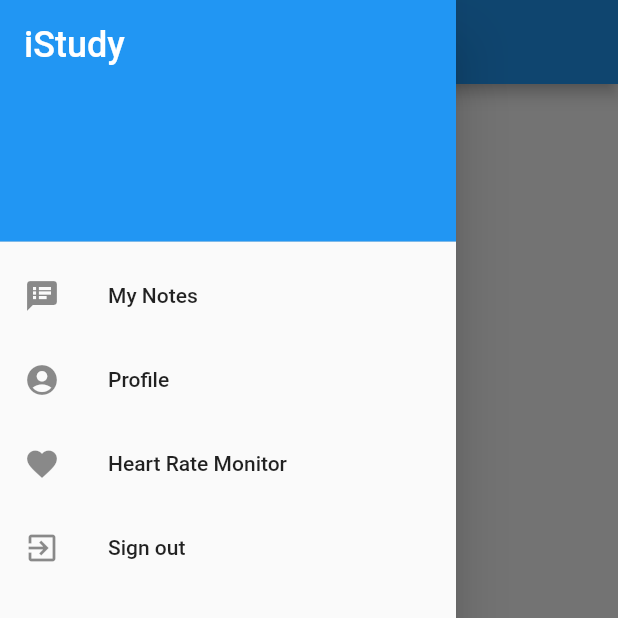
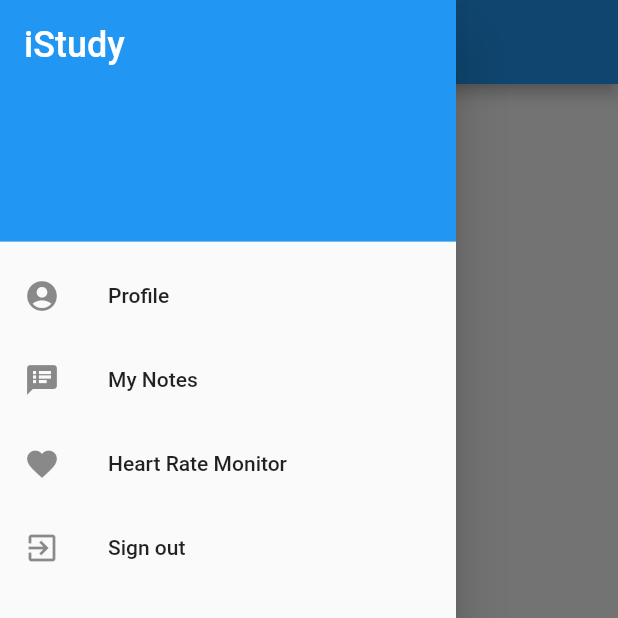
Before and after one commit to user-cube/iStudy-Flutter, a Flutter app: the HeartRateMonitor screen opened by its route, with the side drawer open, on a phone screen of 412 x 824 dp, the top half of it. Run offline on Flutter 3.47's test engine with Material 2 defaults, Android fonts, the phone set to English and light mode, and no system bars; our stand-ins replace cloud_firestore, firebase_auth, flutter_spinkit, permission_handler; missing offline and left inert: flutter_android; accounts and stored records are empty.

Commit message:
drawer order

```diff
--- a/lib/drawers/student/drawer.dart
+++ b/lib/drawers/student/drawer.dart
@@ -27,15 +27,15 @@ class StudentDrawer extends StatelessWidget {
           ),
         ),
         ListTile(
+          leading: Icon(Icons.account_circle),
+          title: Text('Profile'),
+        ),
+        ListTile(
           leading: Icon(Icons.speaker_notes),
           title: Text('My Notes'),
           onTap: () {
             Navigator.pushNamed(context, StudentHomeRoute);
           },
-        ),
-        ListTile(
-          leading: Icon(Icons.account_circle),
-          title: Text('Profile'),
         ),
         ListTile(
           leading: Icon(Icons.favorite),
```
